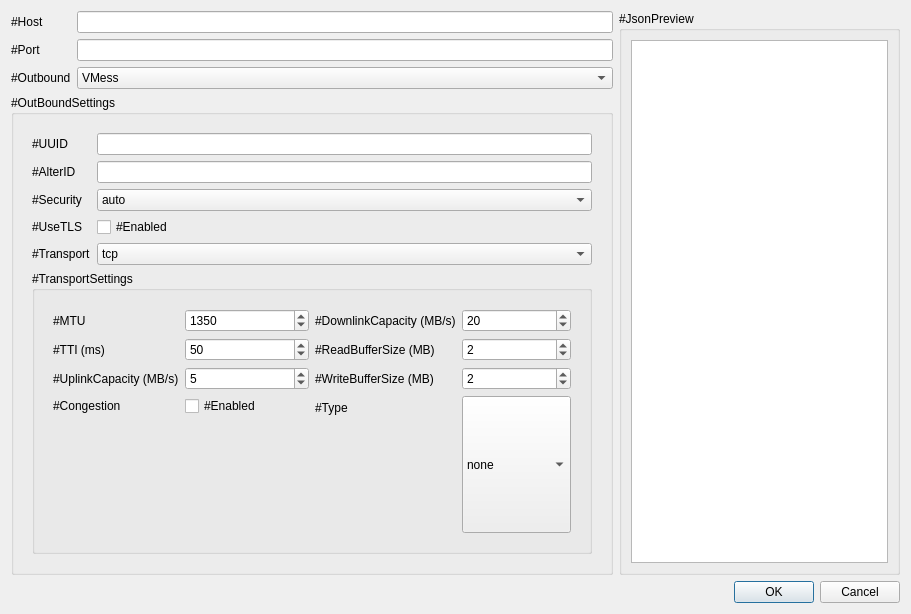
This is src/w_ConnectionEditWindow.ui in darsvador/qvssr as Qt 5 draws it before an edit. The edited form follows.
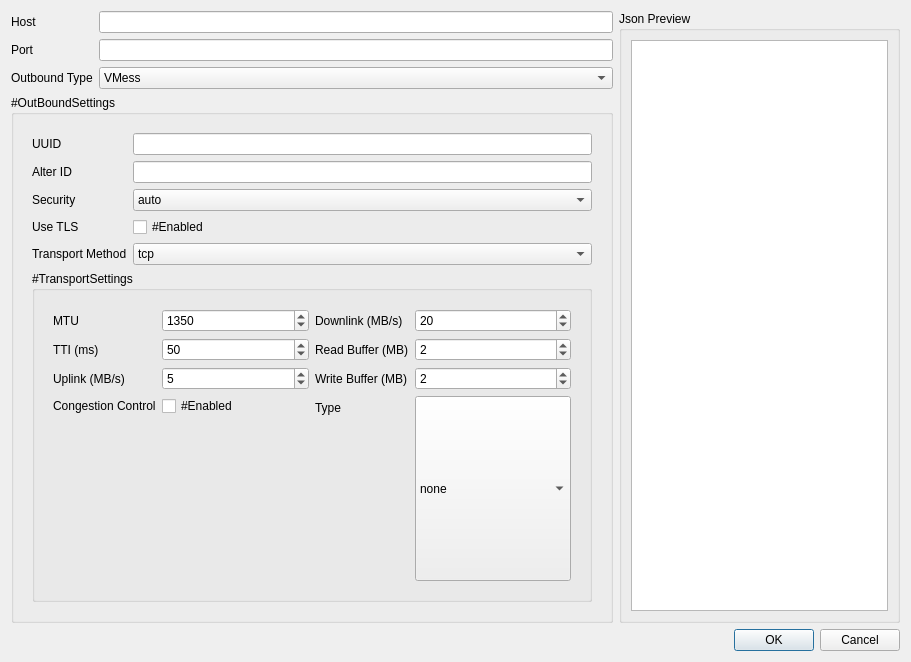
This is the edited form. The open tabs and pages were chosen to show the change.

```diff
--- a/src/w_ConnectionEditWindow.ui
+++ b/src/w_ConnectionEditWindow.ui
@@ -7,7 +7,7 @@
     <x>0</x>
     <y>0</y>
     <width>911</width>
-    <height>614</height>
+    <height>662</height>
    </rect>
   </property>
   <property name="sizePolicy">
@@ -34,7 +34,7 @@
      <item row="0" column="0">
       <widget class="QLabel" name="ipLabel">
        <property name="text">
-        <string>#Host</string>
+        <string>Host</string>
        </property>
       </widget>
      </item>
@@ -44,7 +44,7 @@
      <item row="1" column="0">
       <widget class="QLabel" name="portLabel">
        <property name="text">
-        <string>#Port</string>
+        <string>Port</string>
        </property>
       </widget>
      </item>
@@ -58,7 +58,7 @@
      <item row="2" column="0">
       <widget class="QLabel" name="label_25">
        <property name="text">
-        <string>#Outbound</string>
+        <string>Outbound Type</string>
        </property>
       </widget>
      </item>
@@ -113,7 +113,7 @@
             <item row="3" column="0">
              <widget class="QLabel" name="label_13">
               <property name="text">
-               <string>#UseTLS</string>
+               <string>Use TLS</string>
               </property>
              </widget>
             </item>
@@ -127,7 +127,7 @@
             <item row="0" column="0">
              <widget class="QLabel" name="idLabel">
               <property name="text">
-               <string>#UUID</string>
+               <string>UUID</string>
               </property>
              </widget>
             </item>
@@ -144,7 +144,7 @@
             <item row="1" column="0">
              <widget class="QLabel" name="alterLabel">
               <property name="text">
-               <string>#AlterID</string>
+               <string>Alter ID</string>
               </property>
              </widget>
             </item>
@@ -158,7 +158,7 @@
             <item row="2" column="0">
              <widget class="QLabel" name="securityLabel">
               <property name="text">
-               <string>#Security</string>
+               <string>Security</string>
               </property>
              </widget>
             </item>
@@ -189,7 +189,7 @@
             <item row="4" column="0">
              <widget class="QLabel" name="transportLabel">
               <property name="text">
-               <string>#Transport</string>
+               <string>Transport Method</string>
               </property>
              </widget>
             </item>
@@ -410,7 +410,7 @@
                    <item row="0" column="0">
                     <widget class="QLabel" name="label_8">
                      <property name="text">
-                      <string>#MTU</string>
+                      <string>MTU</string>
                      </property>
                     </widget>
                    </item>
@@ -436,7 +436,7 @@
                    <item row="1" column="0">
                     <widget class="QLabel" name="label_10">
                      <property name="text">
-                      <string>#TTI (ms)</string>
+                      <string>TTI (ms)</string>
                      </property>
                     </widget>
                    </item>
@@ -462,7 +462,7 @@
                    <item row="2" column="0">
                     <widget class="QLabel" name="label_12">
                      <property name="text">
-                      <string>#UplinkCapacity (MB/s)</string>
+                      <string>Uplink (MB/s)</string>
                      </property>
                     </widget>
                    </item>
@@ -485,7 +485,7 @@
                    <item row="3" column="0">
                     <widget class="QLabel" name="label_15">
                      <property name="text">
-                      <string>#Congestion</string>
+                      <string>Congestion Control</string>
                      </property>
                     </widget>
                    </item>
@@ -503,7 +503,7 @@
                    <item row="0" column="0">
                     <widget class="QLabel" name="label_9">
                      <property name="text">
-                      <string>#DownlinkCapacity (MB/s)</string>
+                      <string>Downlink (MB/s)</string>
                      </property>
                     </widget>
                    </item>
@@ -526,7 +526,7 @@
                    <item row="1" column="0">
                     <widget class="QLabel" name="label_11">
                      <property name="text">
-                      <string>#ReadBufferSize (MB)</string>
+                      <string>Read Buffer (MB)</string>
                      </property>
                     </widget>
                    </item>
@@ -549,7 +549,7 @@
                    <item row="2" column="0">
                     <widget class="QLabel" name="labelx">
                      <property name="text">
-                      <string>#WriteBufferSize (MB)</string>
+                      <string>Write Buffer (MB)</string>
                      </property>
                     </widget>
                    </item>
@@ -572,7 +572,7 @@
                    <item row="3" column="0">
                     <widget class="QLabel" name="label_16">
                      <property name="text">
-                      <string>#Type</string>
+                      <string>Type</string>
                      </property>
                     </widget>
                    </item>
@@ -938,7 +938,7 @@
       </sizepolicy>
      </property>
      <property name="title">
-      <string>#JsonPreview</string>
+      <string>Json Preview</string>
      </property>
      <layout class="QVBoxLayout" name="verticalLayout">
       <item>
```
Left out of the diff: 54 changed lines with no effect on the pictures.
